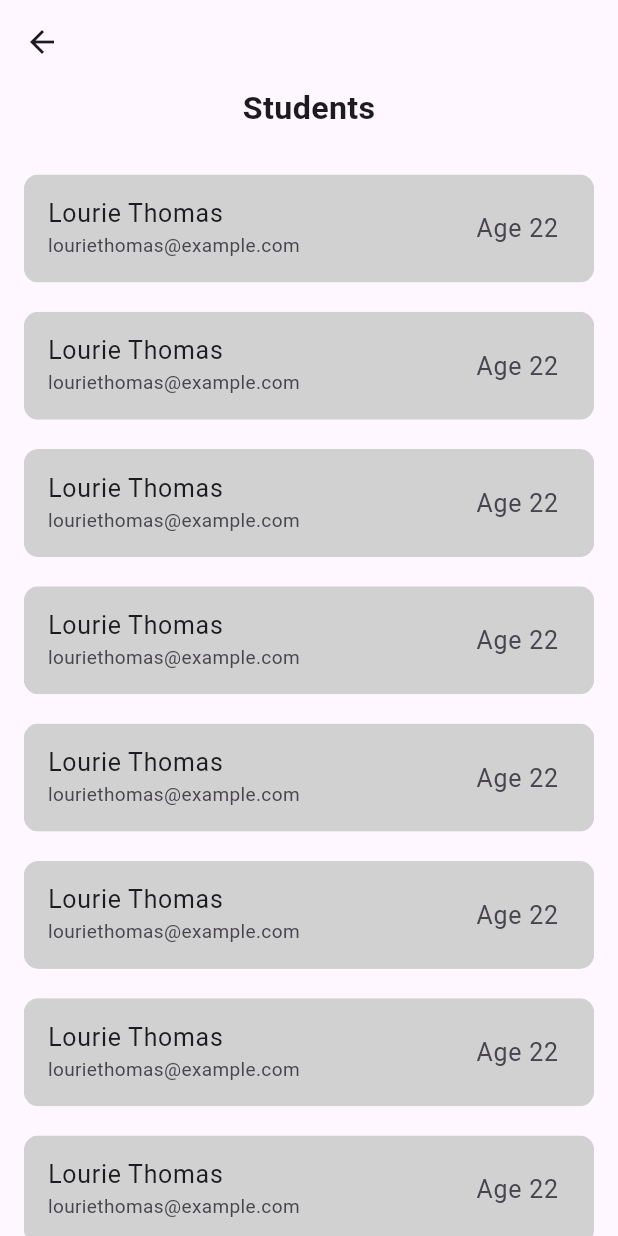
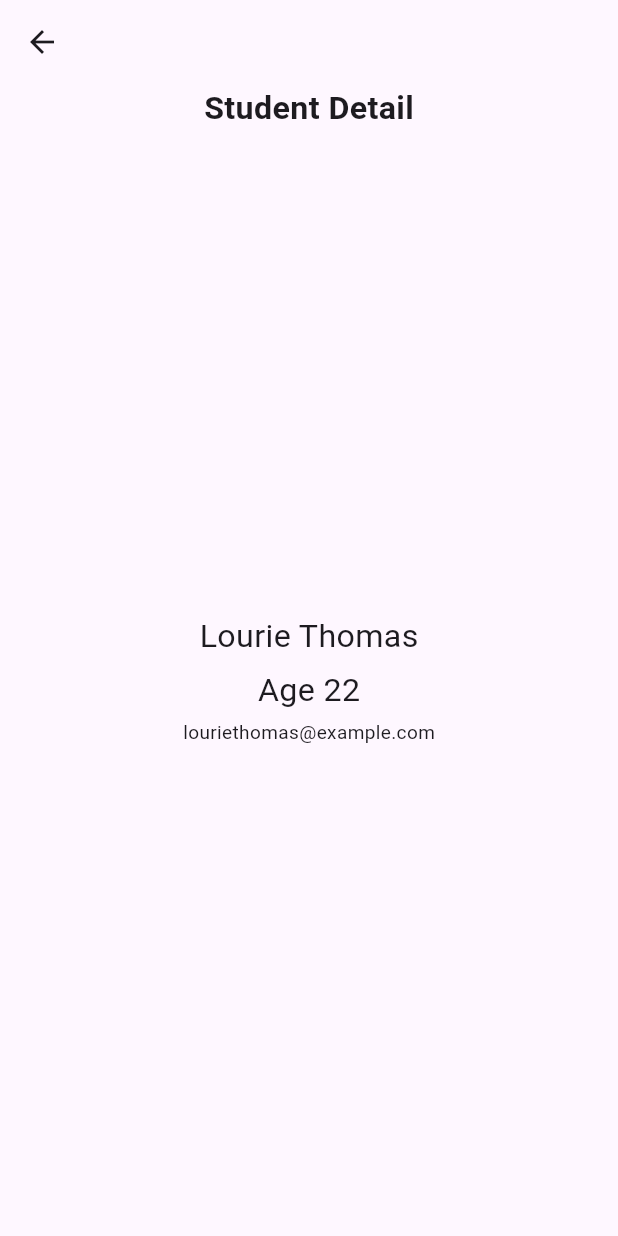
Before and after one commit to iamjithinjohnson/EduAssign, a Flutter app: the StudentsMainPage screen opened by its route, after a tap on "Lourie Thomas", on a phone screen of 412 x 824 dp. Run offline on Flutter 3.47's test engine with Material 3 defaults, Android fonts, the phone set to English and light mode, and no system bars; our stand-ins replace auto_route, dartz, flutter_screenutil, flutter_svg, freezed_annotation, get_it and 2 more; missing offline and left inert: http_interceptor.

Commit message:
progress on student detail page

```diff
--- a/lib/02_view/02_students/students_main_page.dart
+++ b/lib/02_view/02_students/01_students_main_page.dart
@@ -1,5 +1,6 @@
 import 'package:auto_route/auto_route.dart';
 import 'package:edu_assign/06_utils/constant.dart';
+import 'package:edu_assign/06_utils/routes/route_names.dart';
 import 'package:edu_assign/07_widgets/00_widgets.dart';
 import 'package:edu_assign/07_widgets/ww_text.dart';
 import 'package:flutter/material.dart';
@@ -26,7 +27,12 @@ class StudentsMainPage extends StatelessWidget {
                   itemCount: 10,
                   separatorBuilder: (_, i) => sized0hx20,
                   itemBuilder: (context, index) {
-                    return wwTile(text: 'asdads', onTap: () {});
+                    return wwTile(
+                        text: 'asdads',
+                        onTap: () {
+                          context.router
+                              .pushNamed(RouteNames.studentDetailPage);
+                        });
                   }),
             )
           ],
--- /dev/null
+++ b/lib/02_view/02_students/02_student_detail_page.dart
@@ -0,0 +1,39 @@
+import 'package:auto_route/auto_route.dart';
+import 'package:edu_assign/06_utils/constant.dart';
+import 'package:edu_assign/07_widgets/ww_text.dart';
+import 'package:flutter/material.dart';
+
+@RoutePage()
+class StudentDetailPage extends StatelessWidget {
+  const StudentDetailPage({super.key});
+
+  @override
+  Widget build(BuildContext context) {
+    return Scaffold(
+      appBar: AppBar(),
+      body: SafeArea(
+          child: Padding(
+        padding: screenWidth,
+        child: Column(children: [
+          Align(
+              alignment: Alignment.topCenter,
+              child: WWText('Student Detail', textSize: TextSize.fw700px22)),
+          Expanded(
+            child: Column(
+              mainAxisAlignment: MainAxisAlignment.center,
+              children: [
+                WWText('Lourie Thomas', textSize: TextSize.fw400px22),
+                sized0hx05,
+                WWText('Age 22', textSize: TextSize.fw400px22),
+                sized0hx05,
+                WWText('louriethomas@example.com',
+                    textSize: TextSize.fw400px13),
+                sized0hx05,
+              ],
+            ),
+          ),
+        ]),
+      )),
+    );
+  }
+}
--- a/lib/06_utils/routes/app_routes.dart
+++ b/lib/06_utils/routes/app_routes.dart
@@ -14,5 +14,9 @@ class AppRouter extends $AppRouter {
           page: StudentsMainRoute.page,
           path: RouteNames.studentPage,
         ),
+        AutoRoute(
+          page: StudentDetailRoute.page,
+          path: RouteNames.studentDetailPage,
+        ),
       ];
 }
--- a/lib/06_utils/routes/route_names.dart
+++ b/lib/06_utils/routes/route_names.dart
@@ -1,4 +1,5 @@
 class RouteNames {
   static const String homePage = '/';
   static const String studentPage = '/student_page';
+  static const String studentDetailPage = '/student_detail_page';
 }
```
Also changed, not shown: lib/06_utils/routes/app_routes.gr.dart.
